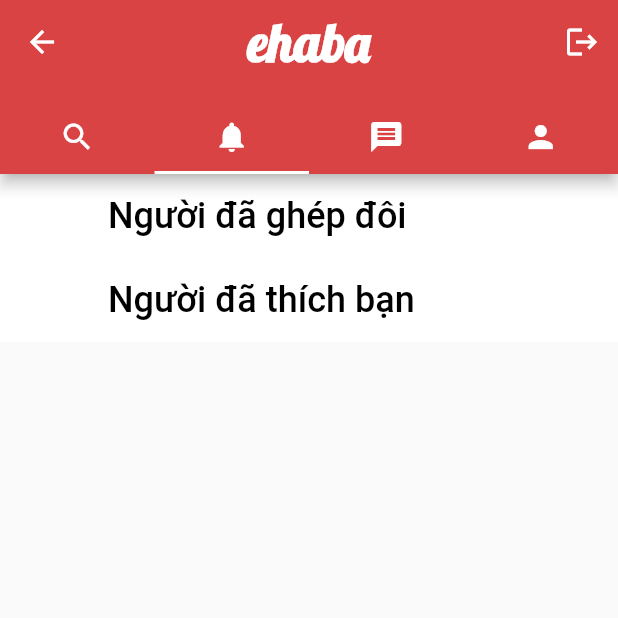
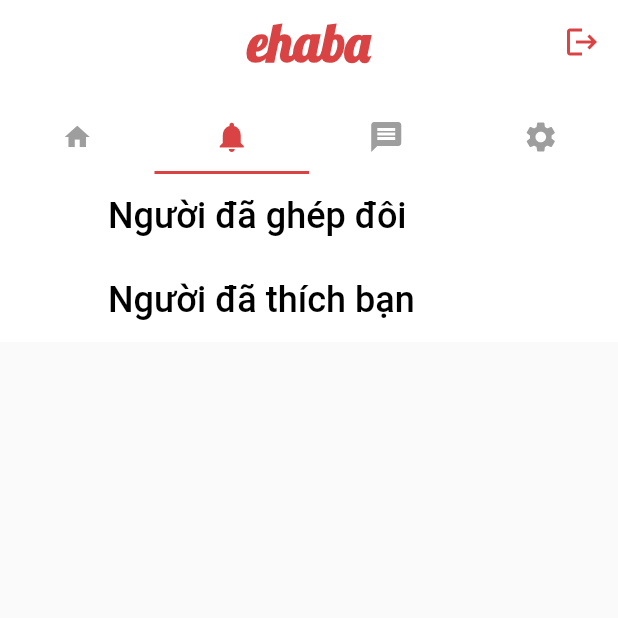
Before and after one commit to huutan3621/ehaba_dating_app, a Flutter app: the Tabs screen opened directly, tab 2 chosen, on a phone screen of 412 x 824 dp, the top half of it. Run offline on Flutter 3.47's test engine with Material 2 defaults, Android fonts, the light colour scheme and no system bars; our stand-ins replace bloc, cloud_firestore, equatable, eva_icons_flutter, extended_image, file_picker and 10 more; accounts and stored records are empty.

Commit message:
update tab bar animation and color

```diff
--- a/lib/ui/widgets/tabs.dart
+++ b/lib/ui/widgets/tabs.dart
@@ -31,18 +31,23 @@ class Tabs extends StatelessWidget {
         length: 4,
         child: Scaffold(
           appBar: AppBar(
-            backgroundColor: kPrimaryColor,
+            backgroundColor: Colors.white,
             centerTitle: true,
+            elevation: 0,
             title: Text(
               'ehaba',
               style: TextStyle(
                   fontSize: 35.0,
+                  color: kPrimaryColor,
                   fontWeight: FontWeight.bold,
                   fontFamily: 'Lobster'),
             ),
             actions: [
               IconButton(
-                  icon: Icon(Icons.logout),
+                  icon: Icon(
+                    Icons.logout,
+                    color: kPrimaryColor,
+                  ),
                   onPressed: () {
                     BlocProvider.of<AuthenticationBloc>(context)
                         .add(LoggedOut());
@@ -51,38 +56,41 @@ class Tabs extends StatelessWidget {
             bottom: PreferredSize(
               preferredSize: Size.fromHeight(60.0),
               child: Container(
-                color: kPrimaryColor,
+                color: Colors.white,
                 height: 48.0,
                 alignment: Alignment.center,
                 child: Column(
                   mainAxisAlignment: MainAxisAlignment.center,
                   children: [
                     TabBar(
-                      // indicator: BoxDecoration(color: kPrimaryColor, borderRadius: BorderRadius.circular(12)),
+                        indicatorColor: kPrimaryColor,
+                        labelColor: kPrimaryColor,
+                        unselectedLabelColor: Colors.grey,
                         tabs: [
                           Tab(
+                              //text: 'Trang chủ',
                               icon: Icon(
-                        Icons.search,
-                        size: 24.0,
-                        color: Colors.white,
+                            Icons.home,
+                            size: 20.0,
+                            //color: kPrimaryColor,
                           )),
                           Tab(
                               icon: Icon(
                             Icons.notifications,
                             size: 24.0,
-                        color: Colors.white,
+                            //color: kPrimaryColor,
                           )),
                           Tab(
                               icon: Icon(
                             Icons.message,
                             size: 24.0,
-                        color: Colors.white,
+                            //color: kPrimaryColor,
                           )),
                           Tab(
                               icon: Icon(
-                        Icons.person,
+                            Icons.settings,
                             size: 24.0,
-                        color: Colors.white,
+                            //color: kPrimaryColor,
                           )),
                         ])
                   ],
```
Lines whose indentation alone changed are shown as unchanged.
